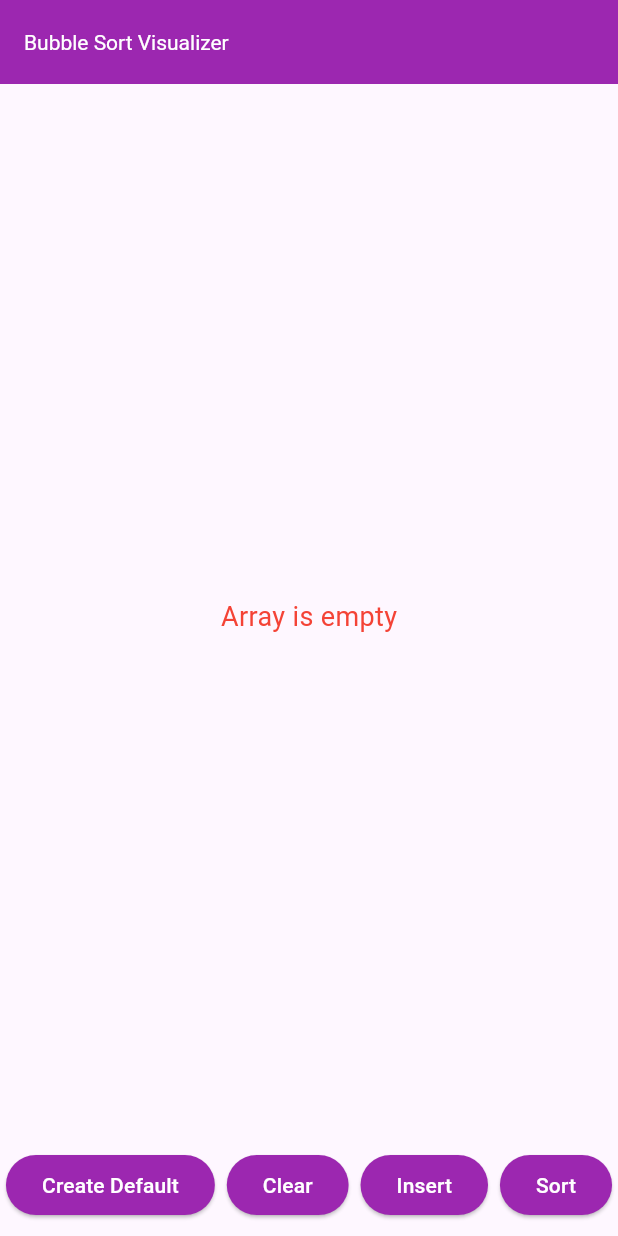
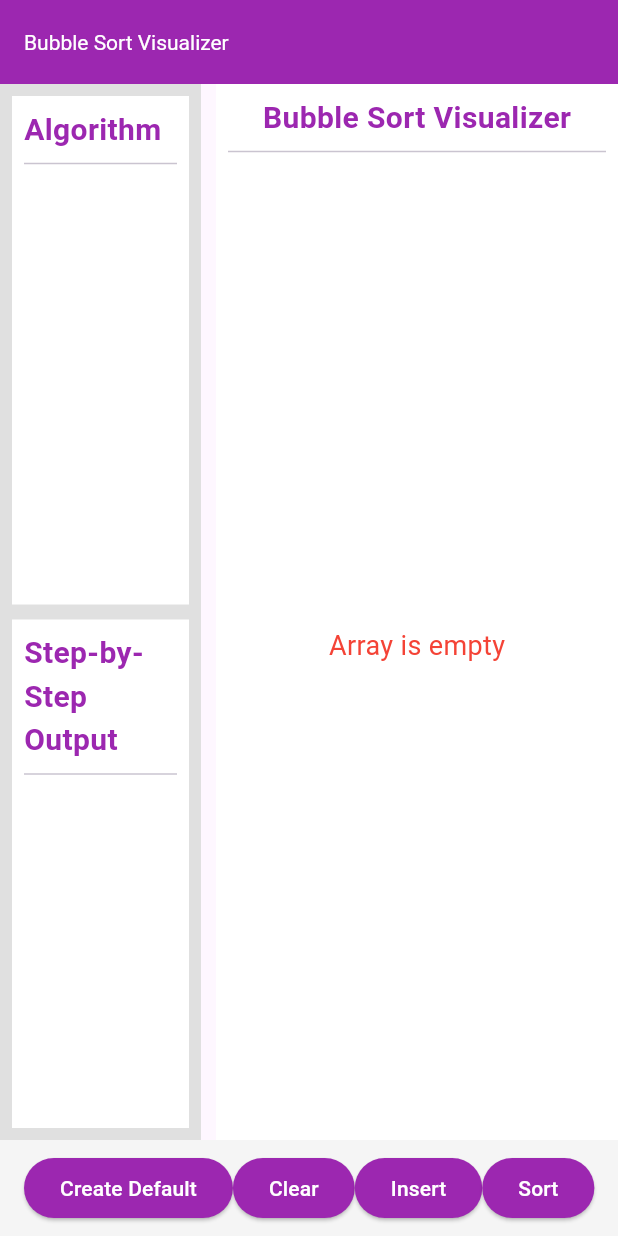
Before and after one commit to Namrata0607/DSARapid, a Flutter app: the BubbleSortScreen screen opened directly, on a phone screen of 412 x 824 dp. Run offline on Flutter 3.47's test engine with Material 3 defaults, Android fonts, the light colour scheme and no system bars; our stand-ins replace animated_text_kit, carousel_slider, video_player; missing offline and left inert: syncfusion_flutter_pdfviewer.

Commit message:
bubble vs add

```diff
--- a/lib/BubbleSort.dart
+++ b/lib/BubbleSort.dart
@@ -9,7 +9,6 @@
   Widget build(BuildContext context) {
     return MaterialApp(
       title: 'Bubble Sort Visualizer',
-      debugShowCheckedModeBanner: false, // Disable the debug banner
       theme: ThemeData(
         primarySwatch: Colors.blue,
       ),
@@ -25,10 +24,10 @@
 
 class _BubbleSortScreenState extends State<BubbleSortScreen> {
   List<int> array = []; // Initially empty array
-  int? currentIndex; // For visual representation of the current index
-  int? compareIndex; // For the index being compared during sorting
+  int? currentIndex; // For visual representation of current index
   bool sorting = false; // State for sort animation
-  int? sortedIndex; // Tracks the sorted part of the array
+  String currentAlgorithm = ""; // Holds the current algorithm
+  String currentOutput = ""; // Holds the step-by-step output
 
   @override
   Widget build(BuildContext context) {
@@ -41,6 +40,104 @@
       body: Column(
         children: [
           Expanded(
+            child: Row(
+              children: [
+                // Left Container (for Algorithm and Output)
+                Expanded(
+                  flex: 1,
+                  child: Container(
+                    color: Colors.grey.shade300,
+                    padding: EdgeInsets.all(8.0),
+                    child: Column(
+                      children: [
+                        // Algorithm section
+                        Expanded(
+                          flex: 1,
+                          child: Container(
+                            color: Colors.white,
+                            padding: EdgeInsets.all(8.0),
+                            child: Column(
+                              crossAxisAlignment: CrossAxisAlignment.start,
+                              children: [
+                                Text(
+                                  'Algorithm',
+                                  style: TextStyle(
+                                    fontSize: 20,
+                                    fontWeight: FontWeight.bold,
+                                    color: Colors.purple,
+                                  ),
+                                ),
+                                Divider(),
+                                Expanded(
+                                  child: SingleChildScrollView(
+                                    child: Text(
+                                      currentAlgorithm,
+                                      style: TextStyle(
+                                        fontSize: 16,
+                                      ),
+                                    ),
+                                  ),
+                                ),
+                              ],
+                            ),
+                          ),
+                        ),
+                        SizedBox(height: 10),
+                        // Output/Step-by-step explanation section
+                        Expanded(
+                          flex: 1,
+                          child: Container(
+                            color: Colors.white,
+                            padding: EdgeInsets.all(8.0),
+                            child: Column(
+                              crossAxisAlignment: CrossAxisAlignment.start,
+                              children: [
+                                Text(
+                                  'Step-by-Step Output',
+                                  style: TextStyle(
+                                    fontSize: 20,
+                                    fontWeight: FontWeight.bold,
+                                    color: Colors.purple,
+                                  ),
+                                ),
+                                Divider(),
+                                Expanded(
+                                  child: SingleChildScrollView(
+                                    child: Text(
+                                      currentOutput,
+                                      style: TextStyle(
+                                        fontSize: 16,
+                                      ),
+                                    ),
+                                  ),
+                                ),
+                              ],
+                            ),
+                          ),
+                        ),
+                      ],
+                    ),
+                  ),
+                ),
+                SizedBox(width: 10),
+                // Right Container (for Array Visualizer)
+                Expanded(
+                  flex: 2,
+                  child: Container(
+                    color: Colors.white,
+                    padding: EdgeInsets.all(8.0),
+                    child: Column(
+                      children: [
+                        Text(
+                          'Bubble Sort Visualizer',
+                          style: TextStyle(
+                            fontSize: 20,
+                            fontWeight: FontWeight.bold,
+                            color: Colors.purple,
+                          ),
+                        ),
+                        Divider(),
+                        Expanded(
                           child: Center(
                             child: SingleChildScrollView(
                               scrollDirection: Axis.horizontal,
@@ -49,7 +146,8 @@
                                     ? [
                                         Text(
                                           'Array is empty',
-                            style: TextStyle(fontSize: 18, color: Colors.red),
+                                          style: TextStyle(
+                                              fontSize: 18, color: Colors.red),
                                         )
                                       ]
                                     : _buildBars(),
@@ -57,44 +155,63 @@
                             ),
                           ),
                         ),
-          Row(
+                      ],
+                    ),
+                  ),
+                ),
+              ],
+            ),
+          ),
+          // Bottom Container (for Operation Buttons)
+          Container(
+            padding: EdgeInsets.symmetric(vertical: 8.0, horizontal: 16.0),
+            color: Colors.grey.shade100,
+            child: Row(
               mainAxisAlignment: MainAxisAlignment.spaceAround,
               children: [
                 ElevatedButton(
-                onPressed: _createDefaultArray, // Create Default Button
+                  onPressed: _createDefaultArray,
                   child: Text('Create Default'),
                   style: ButtonStyle(
-                  backgroundColor: MaterialStateProperty.all<Color>(Colors.purple),
-                  foregroundColor: MaterialStateProperty.all<Color>(Colors.white),
+                    backgroundColor:
+                        MaterialStateProperty.all<Color>(Colors.purple),
+                    foregroundColor:
+                        MaterialStateProperty.all<Color>(Colors.white),
                   ),
                 ),
                 ElevatedButton(
                   onPressed: _clearArray,
                   child: Text('Clear'),
                   style: ButtonStyle(
-                  backgroundColor: MaterialStateProperty.all<Color>(Colors.purple),
-                  foregroundColor: MaterialStateProperty.all<Color>(Colors.white),
+                    backgroundColor:
+                        MaterialStateProperty.all<Color>(Colors.purple),
+                    foregroundColor:
+                        MaterialStateProperty.all<Color>(Colors.white),
                   ),
                 ),
                 ElevatedButton(
                   onPressed: () => _showInsertDialog(context),
                   child: Text('Insert'),
                   style: ButtonStyle(
-                  backgroundColor: MaterialStateProperty.all<Color>(Colors.purple),
-                  foregroundColor: MaterialStateProperty.all<Color>(Colors.white),
+                    backgroundColor:
+                        MaterialStateProperty.all<Color>(Colors.purple),
+                    foregroundColor:
+                        MaterialStateProperty.all<Color>(Colors.white),
                   ),
                 ),
                 ElevatedButton(
-                onPressed: sorting ? null : _startBubbleSort,
+                  onPressed: sorting ? null : () => _bubbleSort(),
                   child: Text('Sort'),
                   style: ButtonStyle(
-                  backgroundColor: MaterialStateProperty.all<Color>(Colors.purple),
-                  foregroundColor: MaterialStateProperty.all<Color>(Colors.white),
+                    backgroundColor:
+                        MaterialStateProperty.all<Color>(Colors.purple),
+                    foregroundColor:
+                        MaterialStateProperty.all<Color>(Colors.white),
                   ),
                 ),
               ],
             ),
-          SizedBox(height: 10),
+          ),
         ],
       ),
     );
@@ -103,10 +220,16 @@
   // Create default array
   void _createDefaultArray() {
     setState(() {
-      array = [35, 12, 99, 24, 50, 1, 89, 63, 16]; // Default array
+      array = [40, 20, 30, 10]; // Default array
       currentIndex = null;
-      compareIndex = null;
-      sortedIndex = null;
+      currentAlgorithm = """
+1. Compare the first two adjacent elements.
+2. If the first element is greater than the second, swap them.
+3. Move to the next pair of adjacent elements and repeat the process.
+4. Continue this for each element in the array.
+5. Repeat the entire process until no swaps are needed.
+""";
+      currentOutput = "Default array created.";
     });
   }
 
@@ -115,8 +238,8 @@
     setState(() {
       array = []; // Clear the array
       currentIndex = null;
-      compareIndex = null;
-      sortedIndex = null;
+      currentAlgorithm = "";
+      currentOutput = "Array cleared.";
     });
   }
 
@@ -126,6 +249,7 @@
     if (value != null) {
       setState(() {
         array.add(value); // Add element to array
+        currentOutput = "Inserted $value into the array.";
       });
     }
   }
@@ -140,11 +264,7 @@
           width: 60,
           duration: Duration(milliseconds: 300),
           color: (index == currentIndex)
-              ? Colors.red // Highlight current index
-              : (index == compareIndex)
-                  ? Colors.orange // Highlight the element being compared
-                  : (index >= (sortedIndex ?? array.length))
-                      ? Colors.green // Sorted part
+              ? Color.fromARGB(255, 85, 255, 227) // Highlight current index
               : Colors.purple, // Default bar color
           alignment: Alignment.bottomCenter,
           child: Center(
@@ -163,45 +283,44 @@
   }
 
   // Perform bubble sort with animation
-  Future<void> _startBubbleSort() async {
-    setState(() {
+  Future<void> _bubbleSort() async {
     sorting = true;
-    });
+    currentOutput = ""; // Clear previous output
 
     for (int i = 0; i < array.length - 1; i++) {
       for (int j = 0; j < array.length - i - 1; j++) {
         setState(() {
-          currentIndex = j;
-          compareIndex = j + 1;
+          currentIndex = j; // Highlight current index
+          currentOutput += "Step ${i * (array.length - 1) + j + 1}: Comparing index $j and index ${j + 1}\n"; // Update output
+          currentOutput += "Values: ${array[j]} and ${array[j + 1]}\n"; // Show values being compared
         });
-
-        await Future.delayed(Duration(milliseconds: 500)); // Delay for animation
+        await Future.delayed(Duration(seconds: 1)); // Pause for visual effect
 
         if (array[j] > array[j + 1]) {
+          // Swap if the current element is greater than the next
           setState(() {
-            // Swap if elements are out of order
+            // Perform the swap
             int temp = array[j];
             array[j] = array[j + 1];
             array[j + 1] = temp;
+
+            currentOutput += "Swapped: ${array[j]} and ${array[j + 1]}\n"; // Update output
           });
+        } else {
+          currentOutput += "No swap needed.\n"; // Update output for no swap
+        }
+        await Future.delayed(Duration(seconds: 1)); // Pause for visual effect
       }
     }
 
-      setState(() {
-        sortedIndex = array.length - i - 1; // Mark sorted part
-        currentIndex = null;
-      });
-    }
-
-    setState(() {
-      sorting = false;
-    });
-
+    currentOutput += "Sorting complete! Final array: ${array.toString()}\n"; // Final output
     ScaffoldMessenger.of(context).showSnackBar(
       SnackBar(
-        content: Text('Array sorted successfully!'),
+        content: Text('Sorting complete!'),
       ),
     );
+
+    sorting = false;
   }
 
   // Generalized input dialog to get user input
```
Lines whose indentation alone changed are shown as unchanged.
